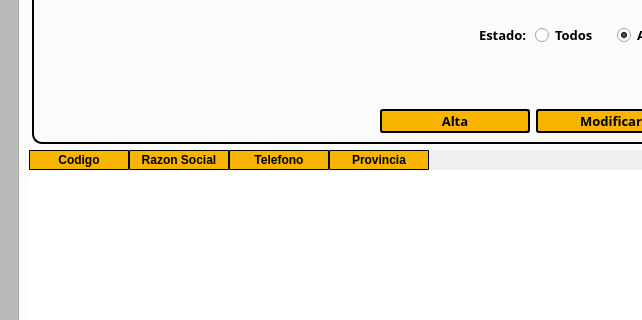
This is templates/MainWindow.ui in javierlago/lagoamoedo as Qt 5 draws it before an edit; both pictures show x 0 to 642 and y 263 to 583 of the 1222 by 872 pixel window. The edited form follows.
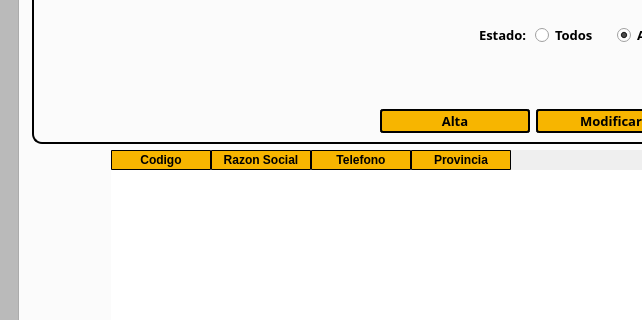
This is the edited form. Icons and pictures are not drawn.

```diff
--- a/templates/MainWindow.ui
+++ b/templates/MainWindow.ui
@@ -1835,6 +1835,12 @@
           </layout>
          </widget>
          <widget class="QWidget" name="tabCars">
+          <property name="sizePolicy">
+           <sizepolicy hsizetype="Maximum" vsizetype="Maximum">
+            <horstretch>0</horstretch>
+            <verstretch>0</verstretch>
+           </sizepolicy>
+          </property>
           <attribute name="title">
            <string>Clientes</string>
           </attribute>
@@ -3100,13 +3106,34 @@
             </layout>
            </item>
            <item>
+            <layout class="QHBoxLayout" name="horizontalLayout_23">
+             <item>
+              <spacer name="horizontalSpacer_27">
+               <property name="orientation">
+                <enum>Qt::Horizontal</enum>
+               </property>
+               <property name="sizeHint" stdset="0">
+                <size>
+                 <width>26</width>
+                 <height>20</height>
+                </size>
+               </property>
+              </spacer>
+             </item>
+             <item>
             <widget class="QTableWidget" name="tabClientes">
              <property name="sizePolicy">
-              <sizepolicy hsizetype="Preferred" vsizetype="Preferred">
+                <sizepolicy hsizetype="Expanding" vsizetype="Expanding">
                <horstretch>0</horstretch>
                <verstretch>0</verstretch>
               </sizepolicy>
              </property>
+               <property name="minimumSize">
+                <size>
+                 <width>1000</width>
+                 <height>2</height>
+                </size>
+               </property>
              <property name="font">
               <font>
                <family>Alef</family>
@@ -3180,6 +3207,21 @@
               </property>
              </column>
             </widget>
+             </item>
+             <item>
+              <spacer name="horizontalSpacer_28">
+               <property name="orientation">
+                <enum>Qt::Horizontal</enum>
+               </property>
+               <property name="sizeHint" stdset="0">
+                <size>
+                 <width>26</width>
+                 <height>20</height>
+                </size>
+               </property>
+              </spacer>
+             </item>
+            </layout>
            </item>
           </layout>
          </widget>
```
Left out of the diff: 2 changed lines with no effect on the pictures. Lines whose indentation alone changed are shown as unchanged.
